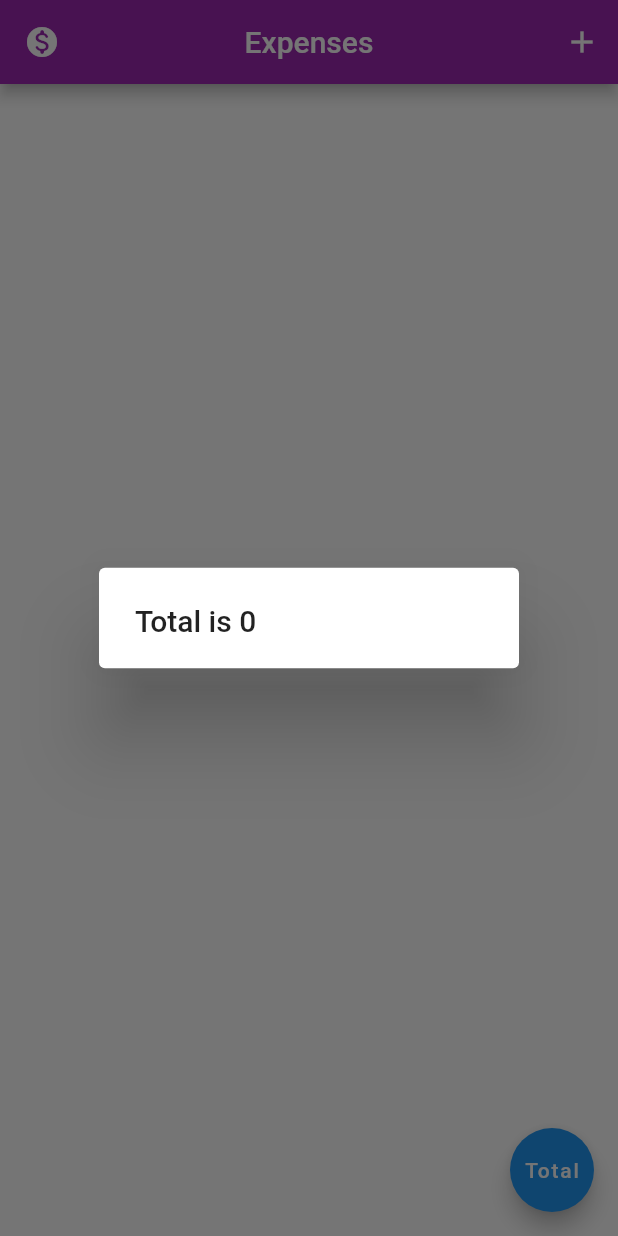
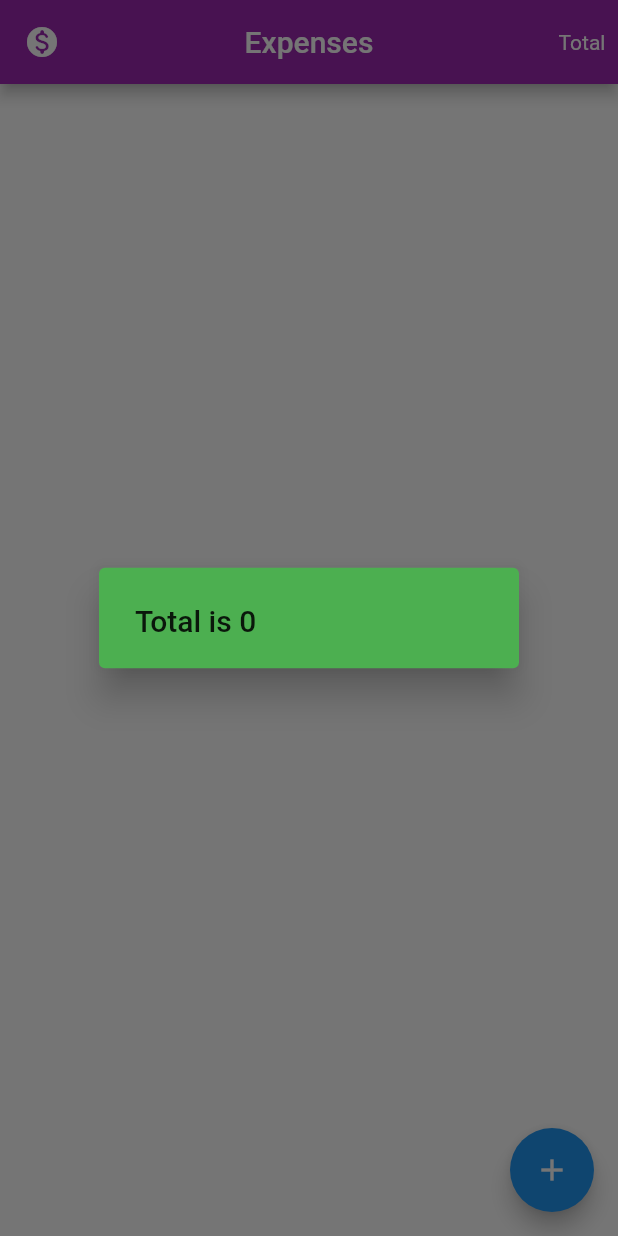
Before and after one commit to saivishnu725/expenses, a Flutter app: the screen it shows after launch, after a tap on "Total", on a phone screen of 412 x 824 dp. Run offline on Flutter 3.47's test engine with Material 2 defaults, Android fonts, the phone set to English and light mode, and no system bars; our stand-ins replace cloud_firestore, firebase_core; accounts and stored records are empty.

Commit message:
idk what i have changed

```diff
--- a/lib/streampage.dart
+++ b/lib/streampage.dart
@@ -29,16 +29,12 @@ class _StreamPageState extends State<StreamPage> {
     return Scaffold(
       backgroundColor: Colors.white,
       floatingActionButton: FloatingActionButton(
-          child: Text("Total"),
+          child: Icon(Icons.add),
           onPressed: () {
-            showDialog(
-              context: context,
-              builder: (context) {
-                return AlertDialog(
-                  title: Text("Total is $totalCostYr"),
-                );
-              },
-            );
+            debugPrint("Add");
+            Navigator.push(context, MaterialPageRoute(builder: (context) {
+              return AddScreen();
+            }));
           }),
       appBar: AppBar(
         centerTitle: true,
@@ -47,12 +43,18 @@ class _StreamPageState extends State<StreamPage> {
         leading: Icon(Icons.monetization_on_rounded),
         actions: [
           IconButton(
-              icon: Icon(Icons.add),
+              icon: Text("Total"),
               onPressed: () {
-                debugPrint("Add");
-                Navigator.push(context, MaterialPageRoute(builder: (context) {
-                  return AddScreen();
-                }));
+                showDialog(
+                  context: context,
+                  builder: (context) {
+                    return AlertDialog(
+                      elevation: 10.0,
+                      backgroundColor: Colors.green,
+                      title: Text("Total is $totalCostYr"),
+                    );
+                  },
+                );
               }),
         ],
       ),
```
